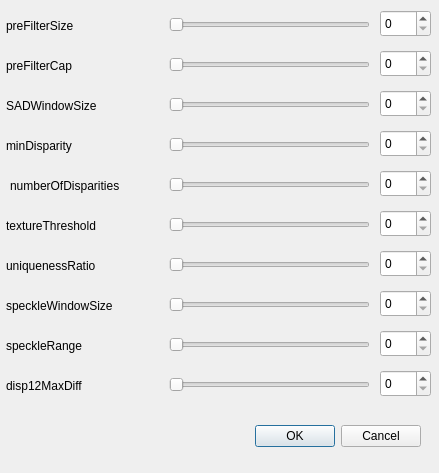
Before: the Qt Designer form Qt Creator/reprojectImageTo3D_calibON_bm_GUI/setstereoparams.ui in nicolasrosa/StereoVision, drawn with Qt 5.
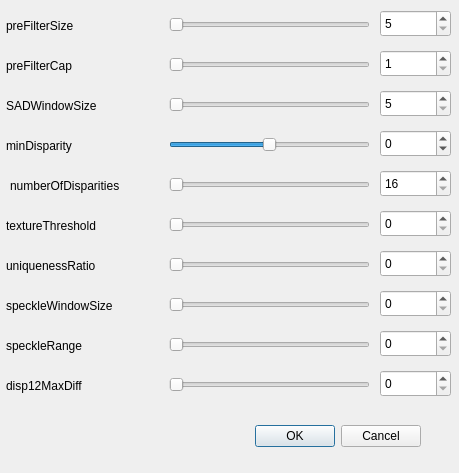
After: the same form once the commit is applied.

What changed in the file:
```diff
--- a/Qt Creator/reprojectImageTo3D_calibON_bm_GUI/setstereoparams.ui
+++ b/Qt Creator/reprojectImageTo3D_calibON_bm_GUI/setstereoparams.ui
@@ -6,7 +6,7 @@
    <rect>
     <x>0</x>
     <y>0</y>
-    <width>439</width>
+    <width>459</width>
     <height>473</height>
    </rect>
   </property>
@@ -53,12 +53,18 @@
     <rect>
      <x>380</x>
      <y>10</y>
-     <width>51</width>
+     <width>71</width>
      <height>27</height>
     </rect>
    </property>
+   <property name="minimum">
+    <number>5</number>
+   </property>
    <property name="maximum">
-    <number>100</number>
+    <number>255</number>
+   </property>
+   <property name="singleStep">
+    <number>2</number>
    </property>
   </widget>
   <widget class="QSlider" name="preFilterCap_slider">
@@ -82,12 +88,15 @@
     <rect>
      <x>380</x>
      <y>50</y>
-     <width>51</width>
+     <width>71</width>
      <height>27</height>
     </rect>
    </property>
+   <property name="minimum">
+    <number>1</number>
+   </property>
    <property name="maximum">
-    <number>100</number>
+    <number>63</number>
    </property>
   </widget>
   <widget class="QLabel" name="preFilterSize_label">
@@ -150,12 +159,18 @@
     <rect>
      <x>380</x>
      <y>90</y>
-     <width>51</width>
+     <width>71</width>
      <height>27</height>
     </rect>
    </property>
+   <property name="minimum">
+    <number>5</number>
+   </property>
    <property name="maximum">
-    <number>100</number>
+    <number>255</number>
+   </property>
+   <property name="singleStep">
+    <number>2</number>
    </property>
   </widget>
   <widget class="QLabel" name="minDisparity_label">
@@ -180,6 +195,9 @@
      <height>29</height>
     </rect>
    </property>
+   <property name="minimum">
+    <number>-100</number>
+   </property>
    <property name="maximum">
     <number>100</number>
    </property>
@@ -192,10 +210,13 @@
     <rect>
      <x>380</x>
      <y>130</y>
-     <width>51</width>
+     <width>71</width>
      <height>27</height>
     </rect>
    </property>
+   <property name="minimum">
+    <number>-100</number>
+   </property>
    <property name="maximum">
     <number>100</number>
    </property>
@@ -234,12 +255,18 @@
     <rect>
      <x>380</x>
      <y>170</y>
-     <width>51</width>
+     <width>71</width>
      <height>27</height>
     </rect>
    </property>
+   <property name="minimum">
+    <number>16</number>
+   </property>
    <property name="maximum">
-    <number>100</number>
+    <number>256</number>
+   </property>
+   <property name="singleStep">
+    <number>16</number>
    </property>
   </widget>
   <widget class="QLabel" name="textureThreshold_label">
@@ -276,12 +303,12 @@
     <rect>
      <x>380</x>
      <y>210</y>
-     <width>51</width>
+     <width>71</width>
      <height>27</height>
     </rect>
    </property>
    <property name="maximum">
-    <number>100</number>
+    <number>32000</number>
    </property>
   </widget>
   <widget class="QLabel" name="uniquenessRatio_label">
@@ -318,12 +345,12 @@
     <rect>
      <x>380</x>
      <y>250</y>
-     <width>51</width>
+     <width>71</width>
      <height>27</height>
     </rect>
    </property>
    <property name="maximum">
-    <number>100</number>
+    <number>255</number>
    </property>
   </widget>
   <widget class="QLabel" name="speckleWindowSize_label">
@@ -360,7 +387,7 @@
     <rect>
      <x>380</x>
      <y>290</y>
-     <width>51</width>
+     <width>71</width>
      <height>27</height>
     </rect>
    </property>
@@ -402,7 +429,7 @@
     <rect>
      <x>380</x>
      <y>330</y>
-     <width>51</width>
+     <width>71</width>
      <height>27</height>
     </rect>
    </property>
@@ -444,7 +471,7 @@
     <rect>
      <x>380</x>
      <y>370</y>
-     <width>51</width>
+     <width>71</width>
      <height>27</height>
     </rect>
    </property>
```
Left out of the diff: 33 changed lines with no effect on the pictures.
